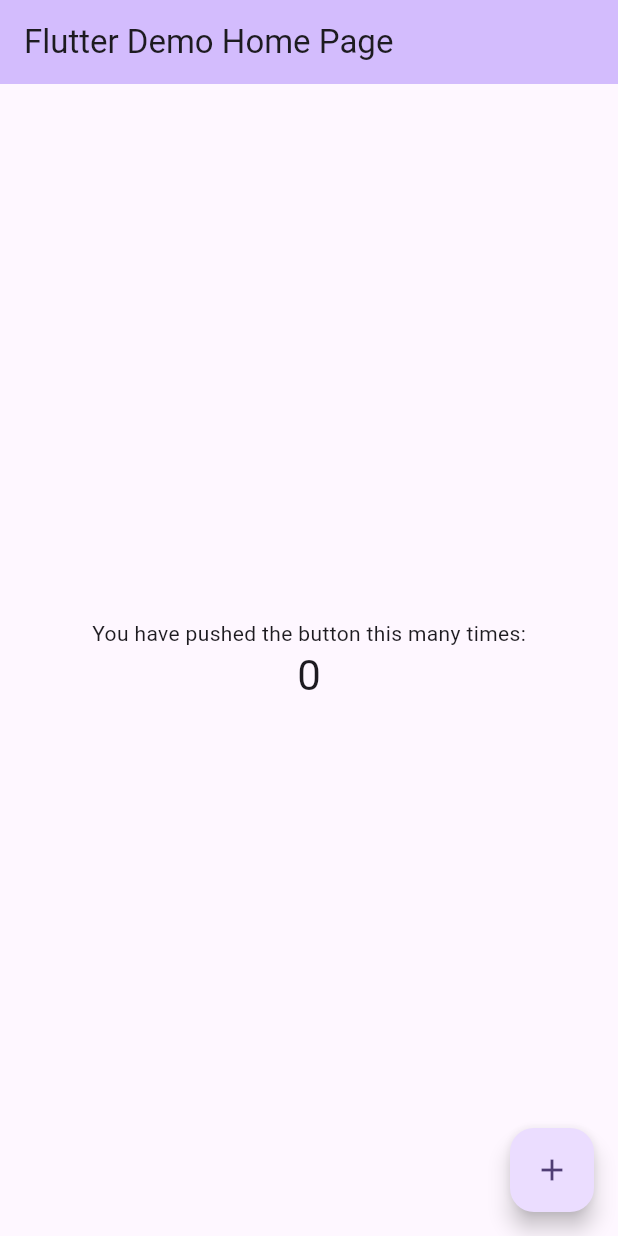
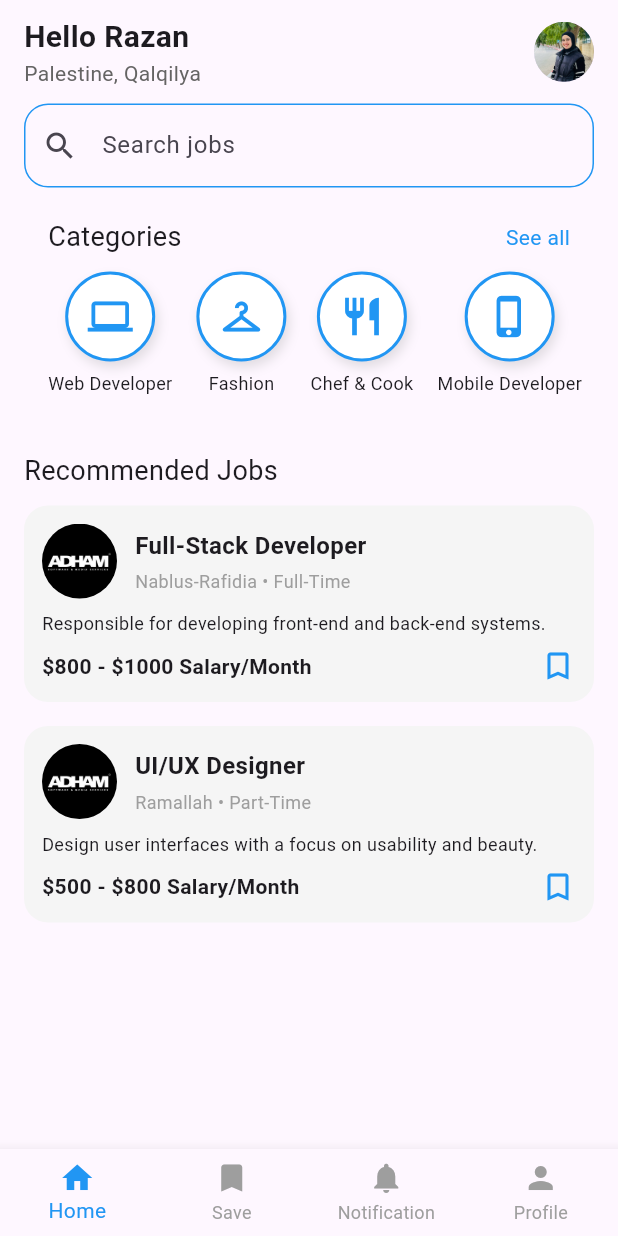
Before and after one commit to HidayaAwwad4/ojps_flutter, a Flutter app: the screen it shows after launch, on a phone screen of 412 x 824 dp. Run offline on Flutter 3.47's test engine with Material 3 defaults, Android fonts, the phone set to English and light mode, and no system bars.

Commit message:
Add Home Page with Search, Categories, and Recommended Jobs Cards
Added greeting and location section, Integrated SearchBarWidget , Added job CategoriesWidget
Displayed RecommendedJobsWidget with job cards ,Included profile picture and bottom navigation bar

```diff
--- /dev/null
+++ b/ojps_flutter/lib/features/job_seeker/screens/home_screen.dart
@@ -0,0 +1,78 @@
+import 'package:flutter/material.dart';
+import '../widgets/search_bar_widget.dart';
+import '../widgets/categories_widget.dart';
+import '../widgets/recommended_jobs_widget.dart';
+
+class HomeScreen extends StatelessWidget {
+  const HomeScreen({super.key});
+
+  @override
+  Widget build(BuildContext context) {
+    return Scaffold(
+      body: SafeArea(
+        child: SingleChildScrollView(
+          child: Padding(
+            padding: const EdgeInsets.symmetric(horizontal: 16),
+            child: Column(
+              crossAxisAlignment: CrossAxisAlignment.start,
+              children: [
+                const SizedBox(height: 10),
+
+                // Row with name, location and profile picture
+                Row(
+                  mainAxisAlignment: MainAxisAlignment.spaceBetween,
+                  children: [
+                    Column(
+                      crossAxisAlignment: CrossAxisAlignment.start,
+                      children: const [
+                        Text(
+                          "Hello Razan",
+                          style: TextStyle(fontSize: 20, fontWeight: FontWeight.bold),
+                        ),
+                        Text(
+                          "Palestine, Qalqilya",
+                          style: TextStyle(
+                            fontSize: 14,
+                            color: Color(0xFF656464), // لون سكني
+                          ),
+                        ),
+                      ],
+                    ),
+                    const CircleAvatar(
+                      radius: 20,
+                      backgroundImage: AssetImage('lib/assets/profile_picture.jpg'),
+                    ),
+                  ],
+                ),
+
+                const SizedBox(height: 10),
+                const SearchBarWidget(),
+                const SizedBox(height: 20),
+                const CategoriesWidget(),
+                const SizedBox(height: 20),
+                const Text(
+                  "Recommended Jobs",
+                  style: TextStyle(fontSize: 18),
+                ),
+                const SizedBox(height: 10),
+                const RecommendedJobsWidget(),
+              ],
+            ),
+          ),
+        ),
+      ),
+
+      bottomNavigationBar: BottomNavigationBar(
+        type: BottomNavigationBarType.fixed,
+        selectedItemColor: Colors.blue,
+        unselectedItemColor: Colors.grey,
+        items: const [
+          BottomNavigationBarItem(icon: Icon(Icons.home), label: 'Home'),
+          BottomNavigationBarItem(icon: Icon(Icons.bookmark), label: 'Save'),
+          BottomNavigationBarItem(icon: Icon(Icons.notifications), label: 'Notification'),
+          BottomNavigationBarItem(icon: Icon(Icons.person), label: 'Profile'),
+        ],
+      ),
+    );
+  }
+}
--- /dev/null
+++ b/ojps_flutter/lib/features/job_seeker/widgets/categories_widget.dart
@@ -0,0 +1,82 @@
+import 'package:flutter/material.dart';
+
+class CategoriesWidget extends StatelessWidget {
+  const CategoriesWidget({super.key});
+
+  @override
+  Widget build(BuildContext context) {
+    final categories = [
+      {'icon': Icons.computer, 'label': 'Web Developer'},
+      {'icon': Icons.checkroom, 'label': 'Fashion'},
+      {'icon': Icons.restaurant, 'label': 'Chef & Cook'},
+      {'icon': Icons.phone_iphone, 'label': 'Mobile Developer'},
+    ];
+
+    return Column(
+      crossAxisAlignment: CrossAxisAlignment.start,
+      children: [
+        // Title Row
+        Padding(
+          padding: const EdgeInsets.symmetric(horizontal: 16.0),
+          child: Row(
+            mainAxisAlignment: MainAxisAlignment.spaceBetween,
+            children: const [
+              Text(
+                'Categories',
+                style: TextStyle(fontSize: 18),
+              ),
+              Text(
+                'See all',
+                style: TextStyle(fontSize: 14, color: Colors.blue),
+              ),
+            ],
+          ),
+        ),
+        const SizedBox(height: 10),
+        // Categories Row
+        SizedBox(
+          height: 100,
+          child: ListView.separated(
+            scrollDirection: Axis.horizontal,
+            padding: const EdgeInsets.symmetric(horizontal: 16.0),
+            itemCount: categories.length,
+            separatorBuilder: (context, index) => const SizedBox(width: 16),
+            itemBuilder: (context, index) {
+              final category = categories[index];
+              return Column(
+                children: [
+                  Container(
+                    width: 60,
+                    height: 60,
+                    decoration: BoxDecoration(
+                      color: Colors.white,
+                      shape: BoxShape.circle,
+                      border: Border.all(color: Colors.blue, width: 2),
+                      boxShadow: [
+                        BoxShadow(
+                          color: Colors.grey.withOpacity(0.3),
+                          blurRadius: 6,
+                          offset: const Offset(2, 4),
+                        ),
+                      ],
+                    ),
+                    child: Icon(
+                      category['icon'] as IconData,
+                      color: Colors.blue,
+                      size: 30,
+                    ),
+                  ),
+                  const SizedBox(height: 6),
+                  Text(
+                    category['label'] as String,
+                    style: const TextStyle(fontSize: 12),
+                  ),
+                ],
+              );
+            },
+          ),
+        ),
+      ],
+    );
+  }
+}
--- /dev/null
+++ b/ojps_flutter/lib/features/job_seeker/widgets/recommended_jobs_widget.dart
@@ -0,0 +1,94 @@
+import 'package:flutter/material.dart';
+
+class RecommendedJobsWidget extends StatelessWidget {
+  const RecommendedJobsWidget({super.key});
+
+  Widget buildJobCard({
+    required String image,
+    required String title,
+    required String location,
+    required String type,
+    required String description,
+    required String salary,
+  }) {
+    return Container(
+      margin: const EdgeInsets.only(bottom: 16),
+      padding: const EdgeInsets.all(12),
+      decoration: BoxDecoration(
+        color: Colors.grey[100],
+        borderRadius: BorderRadius.circular(16),
+      ),
+      child: Column(
+        crossAxisAlignment: CrossAxisAlignment.start,
+        children: [
+          // Image and Title Row
+          Row(
+            children: [
+              ClipOval(
+                child: Image.asset(
+                  image,
+                  width: 50,
+                  height: 50,
+                  fit: BoxFit.cover,
+                ),
+              ),
+              const SizedBox(width: 12),
+              Expanded(
+                child: Column(
+                  crossAxisAlignment: CrossAxisAlignment.start,
+                  children: [
+                    Text(title,
+                        style: const TextStyle(
+                            fontWeight: FontWeight.bold, fontSize: 16)),
+                    const SizedBox(height: 4),
+                    Text("$location • $type",
+                        style: const TextStyle(
+                            color: Colors.grey, fontSize: 12)),
+                  ],
+                ),
+              ),
+            ],
+          ),
+          const SizedBox(height: 8),
+          Text(description, style: const TextStyle(fontSize: 12)),
+          const SizedBox(height: 8),
+          Row(
+            mainAxisAlignment: MainAxisAlignment.spaceBetween,
+            children: [
+              Text(salary,
+                  style: const TextStyle(
+                      fontWeight: FontWeight.bold, fontSize: 14)),
+              const Icon(Icons.bookmark_border, color: Colors.blue),
+            ],
+          ),
+        ],
+      ),
+    );
+  }
+
+  @override
+  Widget build(BuildContext context) {
+    return Column(
+      children: [
+        buildJobCard(
+          image: 'lib/assets/adham.jpg',
+          title: 'Full-Stack Developer',
+          location: 'Nablus-Rafidia',
+          type: 'Full-Time',
+          description:
+          'Responsible for developing front-end and back-end systems.',
+          salary: '\$800 - \$1000 Salary/Month',
+        ),
+        buildJobCard(
+          image: 'lib/assets/adham.jpg',
+          title: 'UI/UX Designer',
+          location: 'Ramallah',
+          type: 'Part-Time',
+          description:
+          'Design user interfaces with a focus on usability and beauty.',
+          salary: '\$500 - \$800 Salary/Month',
+        ),
+      ],
+    );
+  }
+}
--- /dev/null
+++ b/ojps_flutter/lib/features/job_seeker/widgets/search_bar_widget.dart
@@ -0,0 +1,20 @@
+import 'package:flutter/material.dart';
+
+class SearchBarWidget extends StatelessWidget {
+  const SearchBarWidget({super.key});
+
+  @override
+  Widget build(BuildContext context) {
+    return TextField(
+      decoration: InputDecoration(
+        hintText: "Search jobs",
+        prefixIcon: Icon(Icons.search),
+        enabledBorder: OutlineInputBorder(
+          borderRadius: BorderRadius.circular(16),
+          borderSide: BorderSide(color: Colors.blue),
+        ),
+
+      ),
+    );
+  }
+}
--- a/ojps_flutter/lib/main.dart
+++ b/ojps_flutter/lib/main.dart
@@ -1,4 +1,6 @@
 import 'package:flutter/material.dart';
+import 'package:flutter/material.dart';
+import 'package:ojps_flutter/features/job_seeker/screens/home_screen.dart';
 
 void main() {
   runApp(const MyApp());
@@ -7,116 +9,13 @@ void main() {
 class MyApp extends StatelessWidget {
   const MyApp({super.key});
 
-  // This widget is the root of your application.
   @override
   Widget build(BuildContext context) {
     return MaterialApp(
-      title: 'Flutter Demo',
-      theme: ThemeData(
-        // This is the theme of your application.
-        //
-        // TRY THIS: Try running your application with "flutter run". You'll see
-        // the application has a purple toolbar. Then, without quitting the app,
-        // try changing the seedColor in the colorScheme below to Colors.green
-        // and then invoke "hot reload" (save your changes or press the "hot
-        // reload" button in a Flutter-supported IDE, or press "r" if you used
-        // the command line to start the app).
-        //
-        // Notice that the counter didn't reset back to zero; the application
-        // state is not lost during the reload. To reset the state, use hot
-        // restart instead.
-        //
-        // This works for code too, not just values: Most code changes can be
-        // tested with just a hot reload.
-        colorScheme: ColorScheme.fromSeed(seedColor: Colors.deepPurple),
-      ),
-      home: const MyHomePage(title: 'Flutter Demo Home Page'),
+      title: 'Hiruza',
+      theme: ThemeData(primarySwatch: Colors.blue),
+      home: const HomeScreen(),
+      debugShowCheckedModeBanner: false,
     );
   }
 }
-
-class MyHomePage extends StatefulWidget {
-  const MyHomePage({super.key, required this.title});
-
-  // This widget is the home page of your application. It is stateful, meaning
-  // that it has a State object (defined below) that contains fields that affect
-  // how it looks.
-
-  // This class is the configuration for the state. It holds the values (in this
-  // case the title) provided by the parent (in this case the App widget) and
-  // used by the build method of the State. Fields in a Widget subclass are
-  // always marked "final".
-
-  final String title;
-
-  @override
-  State<MyHomePage> createState() => _MyHomePageState();
-}
-
-class _MyHomePageState extends State<MyHomePage> {
-  int _counter = 0;
-
-  void _incrementCounter() {
-    setState(() {
-      // This call to setState tells the Flutter framework that something has
-      // changed in this State, which causes it to rerun the build method below
-      // so that the display can reflect the updated values. If we changed
-      // _counter without calling setState(), then the build method would not be
-      // called again, and so nothing would appear to happen.
-      _counter++;
-    });
-  }
-
-  @override
-  Widget build(BuildContext context) {
-    // This method is rerun every time setState is called, for instance as done
-    // by the _incrementCounter method above.
-    //
-    // The Flutter framework has been optimized to make rerunning build methods
-    // fast, so that you can just rebuild anything that needs updating rather
-    // than having to individually change instances of widgets.
-    return Scaffold(
-      appBar: AppBar(
-        // TRY THIS: Try changing the color here to a specific color (to
-        // Colors.amber, perhaps?) and trigger a hot reload to see the AppBar
-        // change color while the other colors stay the same.
-        backgroundColor: Theme.of(context).colorScheme.inversePrimary,
-        // Here we take the value from the MyHomePage object that was created by
-        // the App.build method, and use it to set our appbar title.
-        title: Text(widget.title),
-      ),
-      body: Center(
-        // Center is a layout widget. It takes a single child and positions it
-        // in the middle of the parent.
-        child: Column(
-          // Column is also a layout widget. It takes a list of children and
-          // arranges them vertically. By default, it sizes itself to fit its
-          // children horizontally, and tries to be as tall as its parent.
-          //
-          // Column has various properties to control how it sizes itself and
-          // how it positions its children. Here we use mainAxisAlignment to
-          // center the children vertically; the main axis here is the vertical
-          // axis because Columns are vertical (the cross axis would be
-          // horizontal).
-          //
-          // TRY THIS: Invoke "debug painting" (choose the "Toggle Debug Paint"
-          // action in the IDE, or press "p" in the console), to see the
-          // wireframe for each widget.
-          mainAxisAlignment: MainAxisAlignment.center,
-          children: <Widget>[
-            const Text('You have pushed the button this many times:'),
-            Text(
-              '$_counter',
-              style: Theme.of(context).textTheme.headlineMedium,
-            ),
-          ],
-        ),
-      ),
-      floatingActionButton: FloatingActionButton(
-        onPressed: _incrementCounter,
-        tooltip: 'Increment',
-        child: const Icon(Icons.add),
-      ), // This trailing comma makes auto-formatting nicer for build methods.
-    );
-  }
-}
```
Also changed, not shown: ojps_flutter/pubspec.yaml (+3 -4 lines), ojps_flutter/lib/assets/adham.jpg (added), ojps_flutter/lib/assets/profile_picture.jpg (added).
